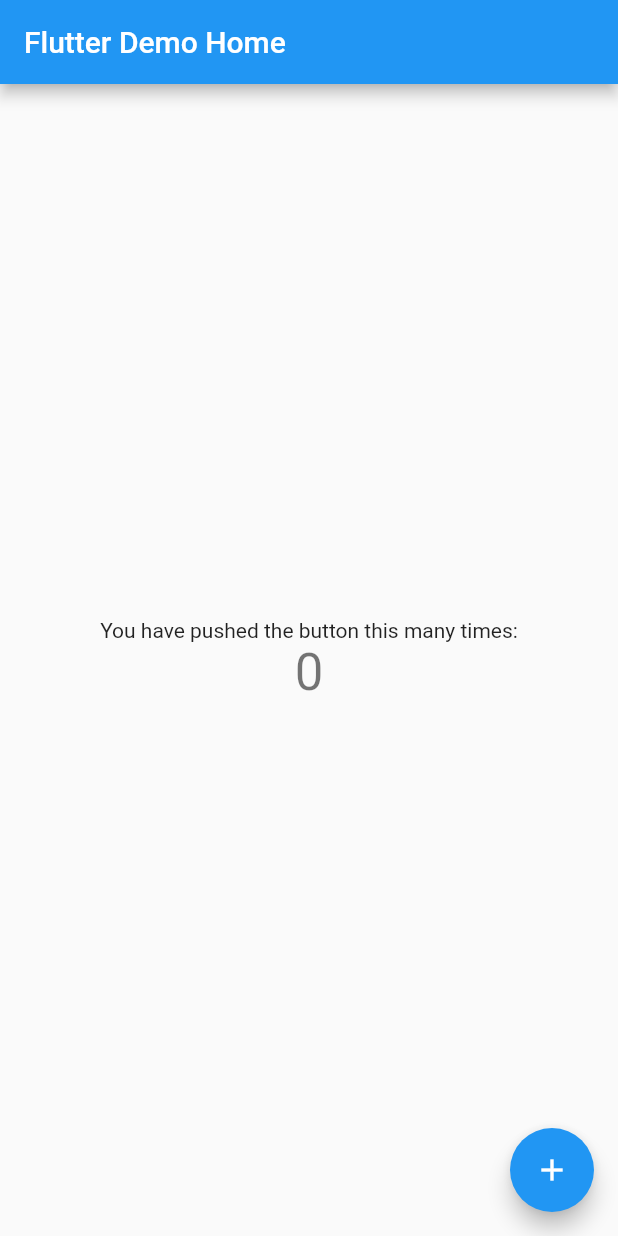
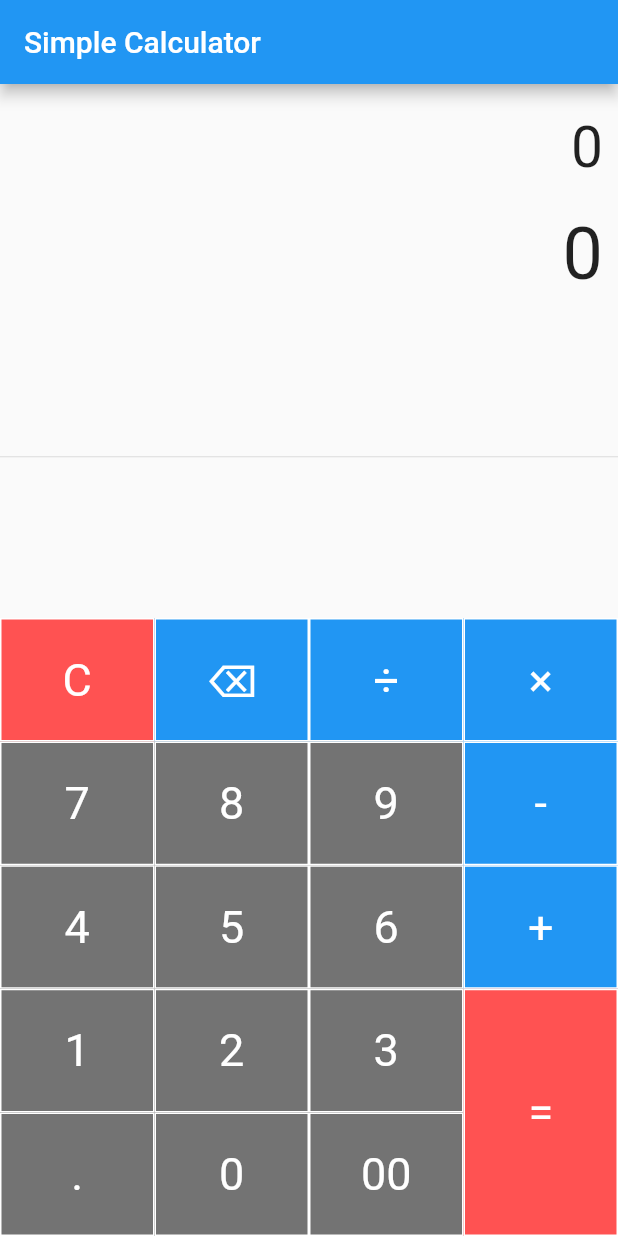
Before and after one commit to irfanzidniofficial/calculator_flutter, a Flutter app: the screen it shows after launch, on a phone screen of 412 x 824 dp. Run offline on Flutter 3.47's test engine with Material 2 defaults, Android fonts, the phone set to English and light mode, and no system bars; our stand-ins replace math_expressions.

Commit message:
solve calculator

```diff
--- a/lib/main.dart
+++ b/lib/main.dart
@@ -1,115 +1,184 @@
 import 'package:flutter/material.dart';
+import 'package:math_expressions/math_expressions.dart';
 
 void main() {
-  runApp(const MyApp());
+  runApp(Calculator());
 }
 
-class MyApp extends StatelessWidget {
-  const MyApp({Key? key}) : super(key: key);
-
-  // This widget is the root of your application.
+class Calculator extends StatelessWidget {
   @override
   Widget build(BuildContext context) {
     return MaterialApp(
-      title: 'Flutter Demo',
-      theme: ThemeData(
-        // This is the theme of your application.
-        //
-        // Try running your application with "flutter run". You'll see the
-        // application has a blue toolbar. Then, without quitting the app, try
-        // changing the primarySwatch below to Colors.green and then invoke
-        // "hot reload" (press "r" in the console where you ran "flutter run",
-        // or simply save your changes to "hot reload" in a Flutter IDE).
-        // Notice that the counter didn't reset back to zero; the application
-        // is not restarted.
-        primarySwatch: Colors.blue,
-      ),
-      home: const MyHomePage(title: 'Flutter Demo Home'),
+      debugShowCheckedModeBanner: false,
+      title: 'Calculator',
+      theme: ThemeData(primarySwatch: Colors.blue),
+      home: SimpleCalculator(),
     );
   }
 }
 
-class MyHomePage extends StatefulWidget {
-  const MyHomePage({Key? key, required this.title}) : super(key: key);
-
-  // This widget is the home page of your application. It is stateful, meaning
-  // that it has a State object (defined below) that contains fields that affect
-  // how it looks.
-
-  // This class is the configuration for the state. It holds the values (in this
-  // case the title) provided by the parent (in this case the App widget) and
-  // used by the build method of the State. Fields in a Widget subclass are
-  // always marked "final".
-
-  final String title;
+class SimpleCalculator extends StatefulWidget {
+  // const SimpleCalculator({Key? key}) : super(key: key);
 
   @override
-  State<MyHomePage> createState() => _MyHomePageState();
+  State<SimpleCalculator> createState() => _SimpleCalculatorState();
 }
 
-class _MyHomePageState extends State<MyHomePage> {
-  int _counter = 0;
+class _SimpleCalculatorState extends State<SimpleCalculator> {
+  String equation = "0";
+  String result = "0";
+  String expression = "";
+  double equationFontSize = 38.0;
+  double resultFontSize = 48.0;
 
-  void _incrementCounter() {
+  buttonPressed(String buttonText) {
     setState(() {
-      // This call to setState tells the Flutter framework that something has
-      // changed in this State, which causes it to rerun the build method below
-      // so that the display can reflect the updated values. If we changed
-      // _counter without calling setState(), then the build method would not be
-      // called again, and so nothing would appear to happen.
-      _counter++;
+      if (buttonText == "C") {
+        equation = "0";
+        result = "0";
+        equationFontSize = 38.0;
+        resultFontSize = 48.0;
+      } else if (buttonText == "⌫") {
+        equationFontSize = 38.0;
+        resultFontSize = 48.0;
+        equation = equation.substring(0, equation.length - 1);
+        if (equation == "") {
+          equation = "0";
+        }
+      } else if (buttonText == "=") {
+        equationFontSize = 38.0;
+        resultFontSize = 48.0;
+
+        expression = equation;
+        expression = expression.replaceAll('×', '*');
+        expression = expression.replaceAll('÷', '/');
+
+        try {
+          Parser p = Parser();
+          Expression exp = p.parse(expression);
+
+          ContextModel cm = ContextModel();
+          result = '${exp.evaluate(EvaluationType.REAL, cm)}';
+        } catch (e) {
+          result = "Error";
+        }
+      } else {
+        equationFontSize = 38.0;
+        resultFontSize = 48.0;
+        if (equation == "0") {
+          equation = buttonText;
+        } else {
+          equation = equation + buttonText;
+        }
+      }
     });
+  }
+
+  Widget buildButton(
+      String buttonText, double buttonHieght, Color buttonColor) {
+    return Container(
+      height: MediaQuery.of(context).size.height * 0.1 * buttonHieght,
+      color: buttonColor,
+      child: FlatButton(
+          shape: RoundedRectangleBorder(
+              borderRadius: BorderRadius.circular(0.0),
+              side: BorderSide(
+                  color: Colors.white, width: 1, style: BorderStyle.solid)),
+          padding: EdgeInsets.all(16.0),
+          onPressed: () => buttonPressed(buttonText),
+          child: Text(
+            buttonText,
+            style: TextStyle(
+                fontSize: 30.0,
+                fontWeight: FontWeight.normal,
+                color: Colors.white),
+          )),
+    );
   }
 
   @override
   Widget build(BuildContext context) {
-    // This method is rerun every time setState is called, for instance as done
-    // by the _incrementCounter method above.
-    //
-    // The Flutter framework has been optimized to make rerunning build methods
-    // fast, so that you can just rebuild anything that needs updating rather
-    // than having to individually change instances of widgets.
     return Scaffold(
-      appBar: AppBar(
-        // Here we take the value from the MyHomePage object that was created by
-        // the App.build method, and use it to set our appbar title.
-        title: Text(widget.title),
+      appBar: AppBar(title: Text('Simple Calculator')),
+      body: Column(
+        children: <Widget>[
+          Container(
+            alignment: Alignment.centerRight,
+            padding: EdgeInsets.fromLTRB(10, 20, 10, 0),
+            child: Text(
+              equation,
+              style: TextStyle(fontSize: equationFontSize),
+            ),
+          ),
+          Container(
+            alignment: Alignment.centerRight,
+            padding: EdgeInsets.fromLTRB(10, 20, 10, 0),
+            child: Text(
+              result,
+              style: TextStyle(fontSize: resultFontSize),
+            ),
+          ),
+          Expanded(
+            child: Divider(),
+          ),
+          Row(
+            mainAxisAlignment: MainAxisAlignment.center,
+            children: <Widget>[
+              Container(
+                width: MediaQuery.of(context).size.width * .75,
+                child: Table(
+                  children: [
+                    TableRow(children: [
+                      buildButton("C", 1, Colors.redAccent),
+                      buildButton("⌫", 1, Colors.blue),
+                      buildButton("÷", 1, Colors.blue),
+                    ]),
+                    TableRow(children: [
+                      buildButton("7", 1, Colors.black54),
+                      buildButton("8", 1, Colors.black54),
+                      buildButton("9", 1, Colors.black54),
+                    ]),
+                    TableRow(children: [
+                      buildButton("4", 1, Colors.black54),
+                      buildButton("5", 1, Colors.black54),
+                      buildButton("6", 1, Colors.black54),
+                    ]),
+                    TableRow(children: [
+                      buildButton("1", 1, Colors.black54),
+                      buildButton("2", 1, Colors.black54),
+                      buildButton("3", 1, Colors.black54),
+                    ]),
+                    TableRow(children: [
+                      buildButton(".", 1, Colors.black54),
+                      buildButton("0", 1, Colors.black54),
+                      buildButton("00", 1, Colors.black54),
+                    ]),
+                  ],
+                ),
+              ),
+              Container(
+                width: MediaQuery.of(context).size.width * 0.25,
+                child: Table(
+                  children: [
+                    TableRow(children: [
+                      buildButton("×", 1, Colors.blue),
+                    ]),
+                    TableRow(children: [
+                      buildButton("-", 1, Colors.blue),
+                    ]),
+                    TableRow(children: [
+                      buildButton("+", 1, Colors.blue),
+                    ]),
+                    TableRow(children: [
+                      buildButton("=", 2, Colors.redAccent),
+                    ]),
+                  ],
+                ),
+              )
+            ],
+          )
+        ],
       ),
-      body: Center(
-        // Center is a layout widget. It takes a single child and positions it
-        // in the middle of the parent.
-        child: Column(
-          // Column is also a layout widget. It takes a list of children and
-          // arranges them vertically. By default, it sizes itself to fit its
-          // children horizontally, and tries to be as tall as its parent.
-          //
-          // Invoke "debug painting" (press "p" in the console, choose the
-          // "Toggle Debug Paint" action from the Flutter Inspector in Android
-          // Studio, or the "Toggle Debug Paint" command in Visual Studio Code)
-          // to see the wireframe for each widget.
-          //
-          // Column has various properties to control how it sizes itself and
-          // how it positions its children. Here we use mainAxisAlignment to
-          // center the children vertically; the main axis here is the vertical
-          // axis because Columns are vertical (the cross axis would be
-          // horizontal).
-          mainAxisAlignment: MainAxisAlignment.center,
-          children: <Widget>[
-            const Text(
-              'You have pushed the button this many times:',
-            ),
-            Text(
-              '$_counter',
-              style: Theme.of(context).textTheme.headline4,
-            ),
-          ],
-        ),
-      ),
-      floatingActionButton: FloatingActionButton(
-        onPressed: _incrementCounter,
-        tooltip: 'Increment',
-        child: const Icon(Icons.add),
-      ), // This trailing comma makes auto-formatting nicer for build methods.
     );
   }
 }
--- a/pubspec.yaml
+++ b/pubspec.yaml
@@ -3,7 +3,7 @@ description: A new Flutter project.
 
 # The following line prevents the package from being accidentally published to
 # pub.dev using `flutter pub publish`. This is preferred for private packages.
-publish_to: 'none' # Remove this line if you wish to publish to pub.dev
+publish_to: "none" # Remove this line if you wish to publish to pub.dev
 
 # The following defines the version and build number for your application.
 # A version number is three numbers separated by dots, like 1.2.43
@@ -30,10 +30,10 @@ dependencies:
   flutter:
     sdk: flutter
 
-
   # The following adds the Cupertino Icons font to your application.
   # Use with the CupertinoIcons class for iOS style icons.
   cupertino_icons: ^1.0.2
+  math_expressions: ^2.3.1
 
 dev_dependencies:
   flutter_test:
@@ -51,7 +51,6 @@ dev_dependencies:
 
 # The following section is specific to Flutter packages.
 flutter:
-
   # The following line ensures that the Material Icons font is
   # included with your application, so that you can use the icons in
   # the material Icons class.
```
Also changed, not shown: pubspec.lock, 62 other files.
